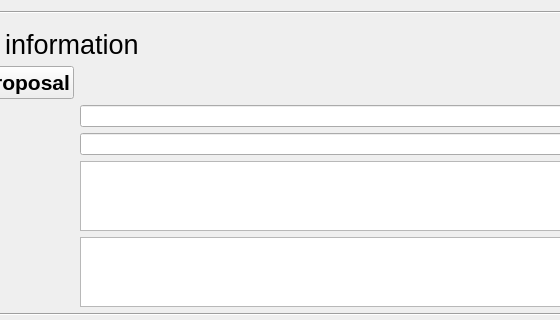
Old version of the form nicos_ess/gui/panels/ui_files/exp_panel.ui in the repository ess-dmsc/nicos; both pictures show x 129 to 689 and y 0 to 320 of the 894 by 775 pixel window.
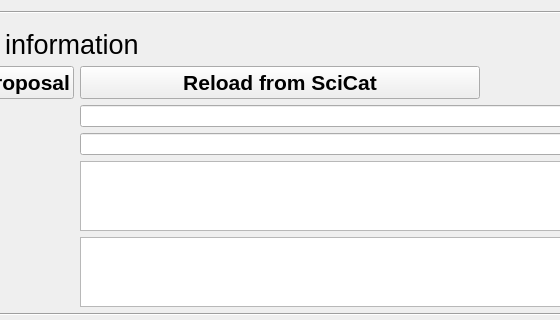
New version of the form.

Commit message: Add refresh button to reload proposals from SciCat and update local cache

What changed in the file:
```diff
--- a/nicos_ess/gui/panels/ui_files/exp_panel.ui
+++ b/nicos_ess/gui/panels/ui_files/exp_panel.ui
@@ -91,6 +91,29 @@
           </item>
          </layout>
         </item>
+        <item row="2" column="1">
+         <widget class="QPushButton" name="refreshButton">
+          <property name="maximumSize">
+           <size>
+            <width>400</width>
+            <height>16777215</height>
+           </size>
+          </property>
+          <property name="font">
+           <font>
+            <pointsize>16</pointsize>
+            <weight>75</weight>
+            <bold>true</bold>
+           </font>
+          </property>
+          <property name="toolTip">
+           <string>&lt;html&gt;&lt;head/&gt;&lt;body&gt;&lt;p&gt;Re-fetch this proposal from SciCat and update the local cache.&lt;/p&gt;&lt;/body&gt;&lt;/html&gt;</string>
+          </property>
+          <property name="text">
+           <string>Reload from SciCat</string>
+          </property>
+         </widget>
+        </item>
         <item row="2" column="0">
          <widget class="QPushButton" name="queryDBButton">
           <property name="maximumSize">
```
The commit also changes 2 other files.
